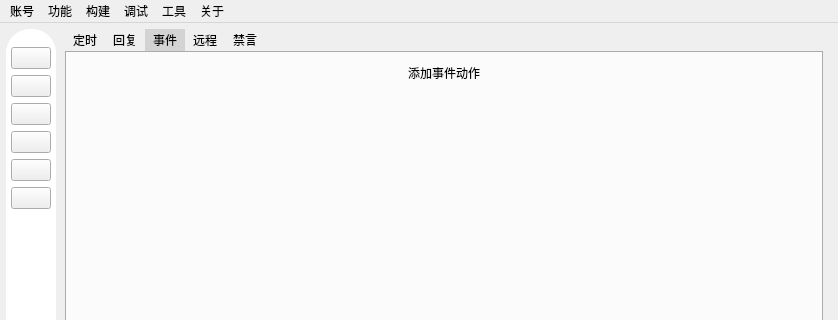
The window that mainwindow/mainwindow.ui (iwxyi/Bilibili-MagicalDanmaku) describes before a commit, drawn with Qt 5; both pictures show x 0 to 838 and y 0 to 320 of the 838 by 708 pixel window.
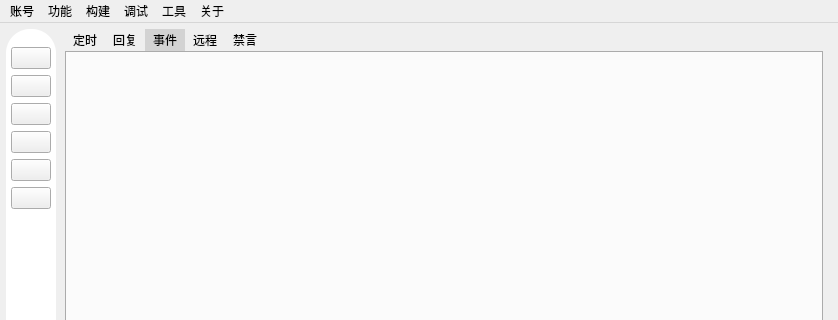
The same window after the commit. The open tabs and pages were chosen to show the change. Icons and pictures are not drawn. Custom widgets are drawn as their Qt base class.

Commit message: 修改添加列表按钮为统一圆形

```diff
--- a/mainwindow/mainwindow.ui
+++ b/mainwindow/mainwindow.ui
@@ -5614,25 +5614,6 @@
             <string>事件</string>
            </attribute>
            <layout class="QVBoxLayout" name="verticalLayout_13">
-            <item>
-             <widget class="WaterFloatButton" name="addEventButton">
-              <property name="enabled">
-               <bool>true</bool>
-              </property>
-              <property name="cursor">
-               <cursorShape>PointingHandCursor</cursorShape>
-              </property>
-              <property name="toolTip">
-               <string>&lt;html&gt;&lt;head/&gt;&lt;body&gt;&lt;p&gt;添加关键词自动回复&lt;/p&gt;&lt;p&gt;关键词支持正则表达式，多个词语使用“|”隔开&lt;/p&gt;&lt;p&gt;若一条弹幕适配多条关键词表达式，则只回复最上面的一条回复&lt;/p&gt;&lt;/body&gt;&lt;/html&gt;</string>
-              </property>
-              <property name="text">
-               <string>添加事件动作</string>
-              </property>
-              <property name="flat">
-               <bool>true</bool>
-              </property>
-             </widget>
-            </item>
             <item>
              <widget class="SmoothListWidget" name="eventListWidget">
               <property name="contextMenuPolicy">
```
Left out of the diff: 34 changed lines with no effect on the pictures. The commit also changes 27 other files.
